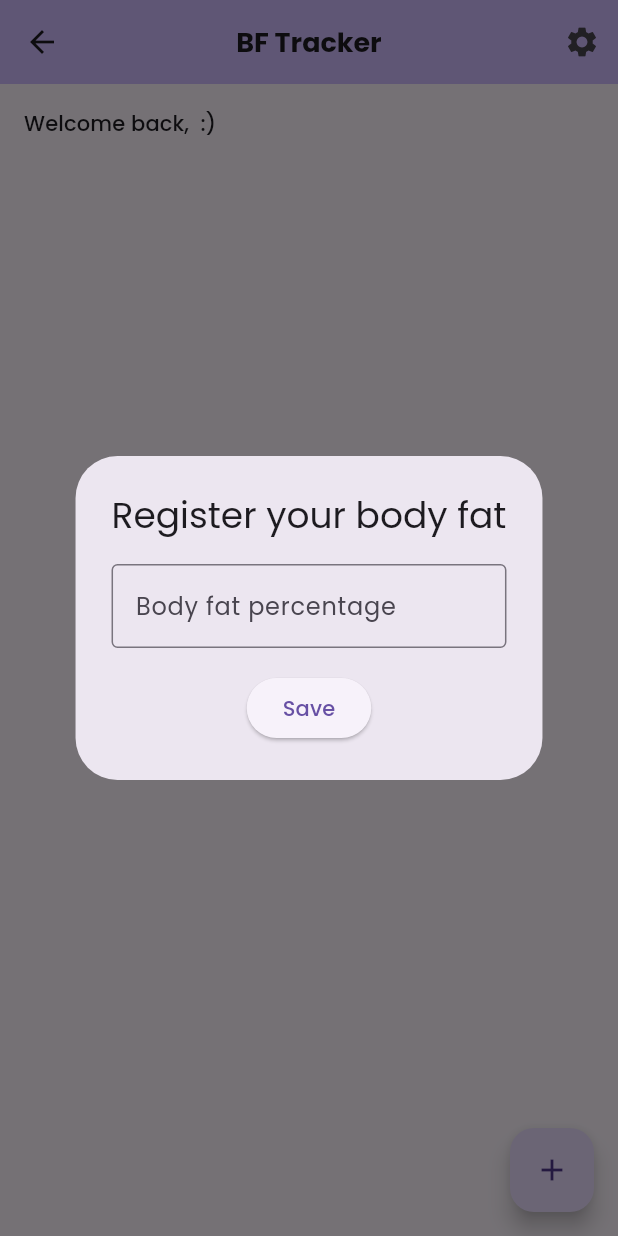
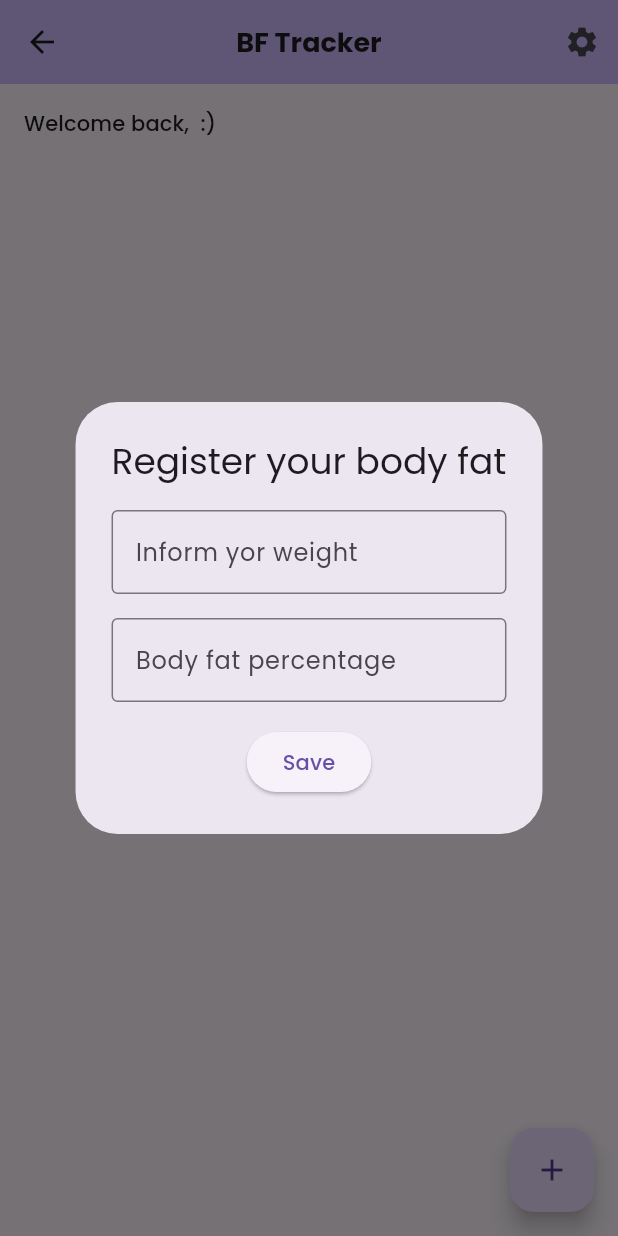
Before and after one commit to viniciusAbrantes/bf_tracker, a Flutter app: the HomePage screen opened directly, after a tap on the "add" icon, on a phone screen of 412 x 824 dp. Run offline on Flutter 3.47's test engine with Material 3 defaults, Android fonts, the phone set to English and light mode, and no system bars; our stand-ins replace google_fonts, shared_preferences, sqflite; accounts and stored records are empty.

Commit message:
add weight field to log item

```diff
--- a/lib/constants/strings.dart
+++ b/lib/constants/strings.dart
@@ -9,7 +9,10 @@ class Strings {
   //profile page
   static const String welcomeBack = 'Welcome back';
   static const String bfDialogTitle = 'Register your body fat';
-  static const String bfLogHint = 'Body fat percentage';
+  static const String weightHint = 'Inform yor weight';
+  static const String bfPercentageHint = 'Body fat percentage';
+  static const String invalidWeight = 'Please inform a valid weight';
+  static const String invalidPercentage = 'Please inform a valid value';
 
   //home page
   static const String name = 'Name';
--- a/lib/models/body_fat_log.dart
+++ b/lib/models/body_fat_log.dart
@@ -1,10 +1,12 @@
 class BodyFatLog {
   final int id;
+  final double weight;
   final double fatPercentage;
   final DateTime date;
 
   BodyFatLog({
     required this.id,
+    required this.weight,
     required this.fatPercentage,
     required this.date,
   });
--- a/lib/pages/home.dart
+++ b/lib/pages/home.dart
@@ -1,10 +1,9 @@
+import 'package:bf_tracker/widgets/body_fat_list.dart';
 import 'package:flutter/material.dart';
 import 'package:shared_preferences/shared_preferences.dart';
 
 import '../constants/strings.dart';
-import '../models/body_fat_log.dart';
 import '../services/database_service.dart';
-import '../widgets/body_fat_list.dart';
 
 class HomePage extends StatefulWidget {
   const HomePage({super.key});
@@ -16,7 +15,6 @@ class HomePage extends StatefulWidget {
 class _HomePageState extends State<HomePage> {
   String _profileName = '';
   final DatabaseService _databaseService = DatabaseService.instance;
-  String? _fatPercentage;
 
   @override
   void initState() {
@@ -58,6 +56,7 @@ class _HomePageState extends State<HomePage> {
             ),
             const SizedBox(height: 16),
             BodyFatList()
+            //_logList()
           ],
         ),
       ),
@@ -66,45 +65,68 @@ class _HomePageState extends State<HomePage> {
   }
 
   Widget _addBfButton() {
+    final formKey = GlobalKey<FormState>();
+    final bfPercentageController = TextEditingController();
+    final weightController = TextEditingController();
     return FloatingActionButton(
       onPressed: () {
         showDialog(
           context: context,
           builder: (_) => AlertDialog(
             title: const Text(Strings.bfDialogTitle),
-            content: Column(
+            content: Form(
+                key: formKey,
+                child: Column(
                   mainAxisSize: MainAxisSize.min,
                   children: [
-                TextField(
+                    TextFormField(
+                      controller: weightController,
                       keyboardType: TextInputType.number,
-                  onChanged: (value) {
-                    setState(() {
-                      _fatPercentage = value;
-                    });
+                      validator: (value) {
+                        if (value == null || double.tryParse(value) == null) {
+                          return Strings.invalidWeight;
+                        }
+                        return null;
                       },
                       decoration: const InputDecoration(
                         border: OutlineInputBorder(),
-                    hintText: Strings.bfLogHint,
+                        hintText: Strings.weightHint,
+                      ),
+                    ),
+                    const SizedBox(height: 16),
+                    TextFormField(
+                      controller: bfPercentageController,
+                      keyboardType: TextInputType.number,
+                      validator: (value) {
+                        if (value == null || double.tryParse(value) == null) {
+                          return Strings.invalidPercentage;
+                        }
+                        return null;
+                      },
+                      decoration: const InputDecoration(
+                        border: OutlineInputBorder(),
+                        hintText: Strings.bfPercentageHint,
                       ),
                     ),
                     const SizedBox(height: 16),
                     Center(
                       child: ElevatedButton(
                         onPressed: () {
-                      if (_fatPercentage == null || _fatPercentage == "") {
-                        return;
-                      }
-                      _databaseService.addLog(double.parse(_fatPercentage!));
-                      setState(() {
-                        _fatPercentage = null;
+                          if (!formKey.currentState!.validate()) return;
+                          saveBfLog(
+                              double.parse(weightController.text),
+                              double.parse(bfPercentageController.text),
+                              () {
+                            bfPercentageController.text = '';
+                            setState(() {});
+                            Navigator.pop(context);
                           });
-                      Navigator.pop(context);
                         },
                         child: const Text(Strings.saveButton),
                       ),
                     ),
                   ],
-            ),
+                )),
           ),
         );
       },
@@ -112,6 +134,11 @@ class _HomePageState extends State<HomePage> {
     );
   }
 
+  void saveBfLog(double weight, double bf, VoidCallback onSuccess) async {
+    await _databaseService.addLog(weight, bf);
+    onSuccess.call();
+  }
+
   Future<String> loadProfileName() async {
     final prefs = await SharedPreferences.getInstance();
     return prefs.getString(Strings.profileNameKey)?.split(' ').first ?? '';
--- a/lib/services/database_service.dart
+++ b/lib/services/database_service.dart
@@ -9,6 +9,7 @@ class DatabaseService {
 
   final String _tableName = "bf_log";
   final String _idColName = "id";
+  final String _weightColName = "weight";
   final String _fatPercentageColName = "fat_percentage";
   final String _dateColName = "date";
 
@@ -22,7 +23,7 @@ class DatabaseService {
 
   Future<Database> getDatabase() async {
     final databaseDirPath = await getDatabasesPath();
-    final databasePath = join(databaseDirPath, "bf_log_db4.db");
+    final databasePath = join(databaseDirPath, "bf_log_db5.db");
     final database = await openDatabase(
       databasePath,
       version: 1,
@@ -30,6 +31,7 @@ class DatabaseService {
         db.execute('''
         CREATE TABLE $_tableName (
           $_idColName INTEGER PRIMARY KEY,
+          $_weightColName REAL NOT NULL,
           $_fatPercentageColName REAL NOT NULL,
           $_dateColName TEXT NOT NULL
         )
@@ -39,9 +41,10 @@ class DatabaseService {
     return database;
   }
 
-  void addLog(double fatPercentage) async {
+  Future<void> addLog(double weight, double fatPercentage) async {
     final db = await database;
     await db.insert(_tableName, {
+      _weightColName: weight,
       _fatPercentageColName: fatPercentage,
       _dateColName: DateTime.now().toIso8601String(),
     });
@@ -54,6 +57,7 @@ class DatabaseService {
         .map(
           (e) => BodyFatLog(
             id: e[_idColName] as int,
+            weight: e[_weightColName] as double,
             fatPercentage: e[_fatPercentageColName] as double,
             date: DateTime.tryParse(e[_dateColName] as String) as DateTime,
           ),
```
Also changed, not shown: lib/pages/profile.dart (+5 -6 lines), lib/widgets/body_fat_list.dart (+7 -3 lines). Lines whose indentation alone changed are shown as unchanged.
